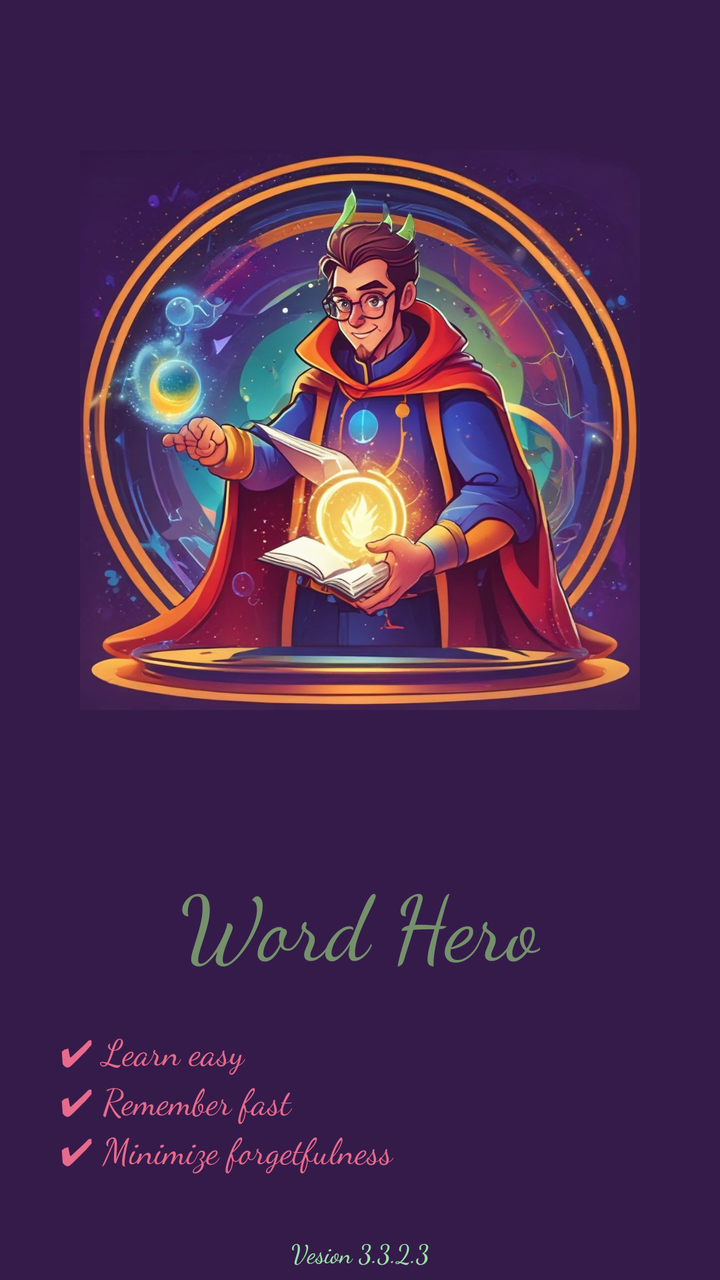
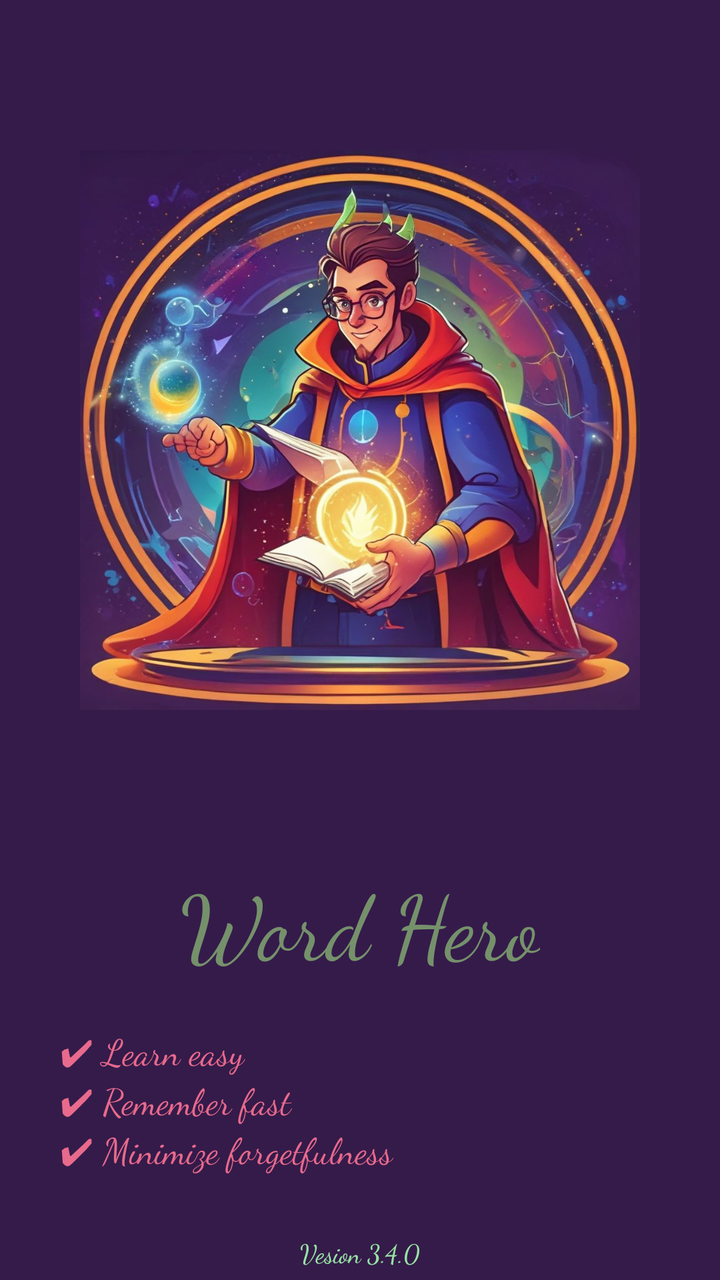

The first picture is an Android layout as it rendered before a commit; the second is the same layout after the commit. The layout source and the unified diff follow.
<!-- AndroidManifest.xml: activity theme Theme.AppCompat.NoActionBar -->
<!-- res/layout/activity_main.xml -->
<?xml version="1.0" encoding="utf-8"?>
<RelativeLayout xmlns:android="http://schemas.android.com/apk/res/android"
    xmlns:app="http://schemas.android.com/apk/res-auto"
    xmlns:tools="http://schemas.android.com/tools"
    android:layout_width="match_parent"
    android:layout_height="match_parent"
    android:layoutDirection="ltr"
    tools:context=".MainActivity"
    android:orientation="vertical"
    android:background="#351B4A"

    >


        <ImageView
            android:layout_width="wrap_content"
            android:layout_height="350dp"
            android:layout_margin="40dp"
            android:src="@drawable/splash"
            android:layout_marginTop="15dp"
            android:id="@+id/splashimage"
            />
        <TextView
            android:layout_width="wrap_content"
            android:layout_height="wrap_content"
            android:text="Word Hero"
            android:layout_marginTop="0dp"
            android:textColor="#75916b"
            android:fontFamily="cursive"
            android:layout_below="@+id/splashimage"
            android:layout_centerHorizontal="true"
            android:textSize="45dp"
            android:id="@+id/tWordHero"
            />




        <TextView
            android:layout_width="match_parent"
            android:layout_height="wrap_content"
            android:gravity="left"
            android:layout_marginLeft="30dp"
            android:layout_marginRight="30dp"
            android:layout_marginTop="20dp"
            android:textSize="18dp"
            android:textColor="#E86a8c"
            android:layout_below="@+id/tWordHero"
            android:fontFamily="cursive"
            android:id="@+id/tAddvertizeMe"
            android:text="✔ Learn easy\n✔ Remember fast\n✔ Minimize forgetfulness"
            />

    <TextView
        android:layout_width="match_parent"
        android:layout_height="wrap_content"
        android:gravity="center"
        android:layout_marginLeft="30dp"
        android:layout_marginRight="30dp"
        android:layout_marginTop="30dp"
        android:textSize="13dp"
        android:textColor="#98e3a5"
        android:layout_below="@+id/tAddvertizeMe"
        android:fontFamily="cursive"
        android:text="Vesion 3.3.2.3"
        />

<RelativeLayout
    android:layout_width="match_parent"
    android:layout_alignParentBottom="true"
    android:layout_marginTop="20dp"
    android:id="@+id/lytfooter"
    android:layout_marginBottom="30dp"
    android:gravity="center_horizontal"
    android:layout_height="wrap_content">
    <RelativeLayout
        android:layout_width="180dp"
        android:layout_height="70dp"
        android:visibility="invisible"
        android:background="@drawable/curved2"
        android:layout_centerHorizontal="true"
        android:gravity="center"
        android:id="@+id/btnstart"
        >
        <TextView
            android:layout_width="wrap_content"
            android:layout_height="wrap_content"
            android:text="Start"
            android:textSize="22dp"
            android:textStyle="bold"
            android:textColor="#ffffff"
            />

    </RelativeLayout>
    <RelativeLayout
        android:layout_width="match_parent"
        android:layout_marginRight="0dp"
        android:layout_marginLeft="0dp"
        android:layout_height="25dp"
        android:visibility="invisible"
        android:id="@+id/lytproga"
        android:background="@drawable/curve_prograssa2"
        android:layout_marginTop="25dp">

        <RelativeLayout
            android:layout_width="240dp"
            android:layout_height="25dp"
            android:id="@+id/lytprogb"
            android:background="@drawable/curve_prograssb2"
            ></RelativeLayout>
    </RelativeLayout>
</RelativeLayout>
</RelativeLayout>
<!-- resources referenced by this layout -->
<resources>
  <!-- drawable curve_prograssa2 (drawable) -->
  <?xml version="1.0" encoding="UTF-8"?>
  <shape xmlns:android="http://schemas.android.com/apk/res/android">
      <solid android:color="#7c634d"/>
      <stroke android:width="00dp" android:color="#B1BCBE" />
      <corners android:radius="10dp"/>
      <padding android:left="0dp" android:top="0dp" android:right="0dp" android:bottom="0dp" />
  </shape>
  <!-- drawable curve_prograssb2 (drawable) -->
  <?xml version="1.0" encoding="UTF-8"?>
  <shape xmlns:android="http://schemas.android.com/apk/res/android">
      <solid android:color="#856BaA"/>
      <stroke android:width="00dp" android:color="#B1BCBE" />
      <corners android:radius="10dp"/>
      <padding android:left="0dp" android:top="0dp" android:right="0dp" android:bottom="0dp" />
  </shape>
  <!-- drawable curved2 (drawable) -->
  <?xml version="1.0" encoding="UTF-8"?>
  <shape xmlns:android="http://schemas.android.com/apk/res/android">
      <solid android:color="#376270"/>
      <stroke android:width="10dp" android:color="#B1BCBE" />
      <corners android:radius="25dp"/>
      <padding android:left="0dp" android:top="0dp" android:right="0dp" android:bottom="0dp" />
  </shape>
  <!-- drawable splash: jpeg bitmap (drawable, 168121 bytes) -->
</resources>

<!-- the commit's change to res/layout/activity_main.xml (unified diff, before → after) -->
@@ -62,7 +62,7 @@
         android:textColor="#98e3a5"
         android:layout_below="@+id/tAddvertizeMe"
         android:fontFamily="cursive"
-        android:text="Vesion 3.3.2.3"
+        android:text="Vesion 3.4.0"
         />
 
 <RelativeLayout
